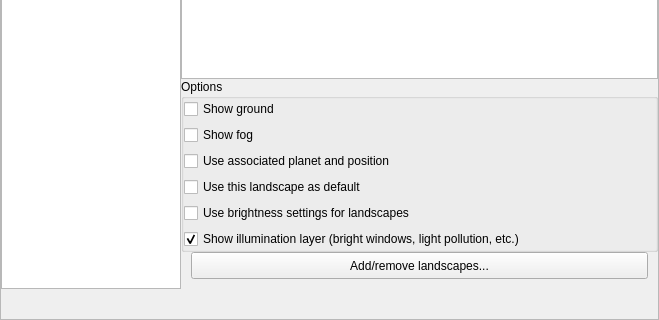
The window that src/gui/viewDialog.ui (519984307/stellarium_src) describes before a commit, drawn with Qt 5; both pictures show x 0 to 659 and y 234 to 554 of the 659 by 554 pixel window.
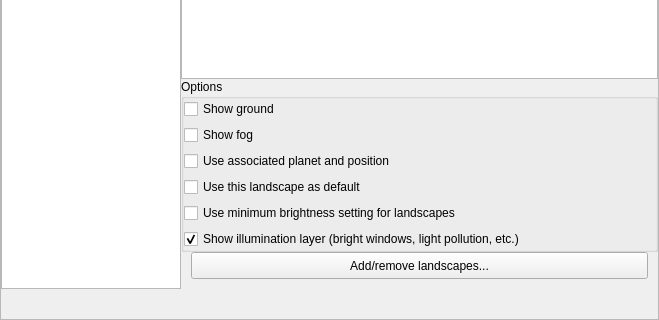
The same window after the commit. The open tabs and pages were chosen to show the change. Icons and pictures are not drawn. Custom widgets are drawn as their Qt base class.

Commit message: better GUI control and defaults regarding minimal landscape brightness settings. Also added zero landscape.

The edit to the form file:
```diff
--- a/src/gui/viewDialog.ui
+++ b/src/gui/viewDialog.ui
@@ -1757,7 +1757,7 @@
              <item row="4" column="0">
               <widget class="QCheckBox" name="landscapeBrightnessCheckBox">
                <property name="text">
-                <string>Use brightness settings for landscapes</string>
+                <string>Use minimum brightness setting for landscapes</string>
                </property>
               </widget>
              </item>
```
The commit also changes 3 other files.
